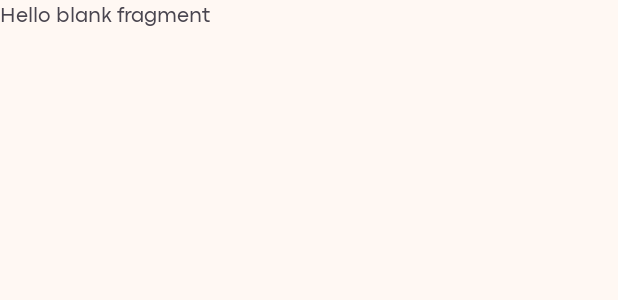
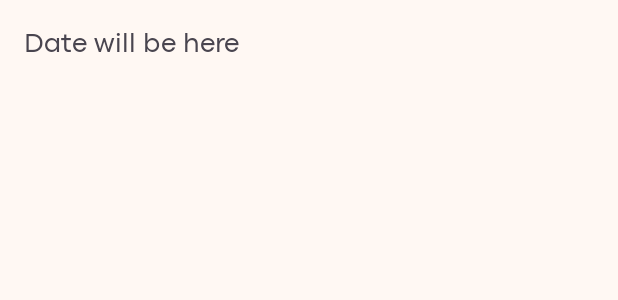
Before and after one commit to mzylfo/Treasure, an Android app: the layout fragment_home_daily.xml on its own in the app's theme, with its tools: preview values and no code run, on a phone screen of 412 x 824 dp. Shown: the top 300 px of the screen. Run offline under Robolectric (Android 15) with nearby library versions, the phone set to English and light mode, and no system bars.

Commit message:
connessione fragment con barra e sincronizzazione data di oggi

```diff
--- a/app/src/main/res/layout/activity_home.xml
+++ b/app/src/main/res/layout/activity_home.xml
@@ -7,7 +7,7 @@
     android:layout_height="match_parent"
     tools:context=".ui.home.HomeActivity">
 
-    <Toolbar
+    <androidx.appcompat.widget.Toolbar
         android:id="@+id/toolbar"
         android:layout_width="match_parent"
         android:layout_height="wrap_content"
@@ -18,7 +18,7 @@
         app:navGraph="@navigation/home_nav_graph"
         android:id="@+id/fragmentContainerView"
         android:layout_width="match_parent"
-        android:layout_height="match_parent"
+        android:layout_height="0dp"
         app:layout_constraintBottom_toTopOf="@id/botton_navigation"
         app:layout_constraintTop_toBottomOf="@+id/toolbar"
         tools:layout_editor_absoluteX="0dp"
--- a/app/src/main/res/layout/fragment_home_daily.xml
+++ b/app/src/main/res/layout/fragment_home_daily.xml
@@ -1,14 +1,13 @@
-<?xml version="1.0" encoding="utf-8"?>
-<FrameLayout xmlns:android="http://schemas.android.com/apk/res/android"
-    xmlns:tools="http://schemas.android.com/tools"
+<LinearLayout xmlns:android="http://schemas.android.com/apk/res/android"
     android:layout_width="match_parent"
     android:layout_height="match_parent"
-    tools:context=".ui.home.fragment.HomeDailyFragment">
+    android:orientation="vertical"
+    android:padding="16dp">
 
-    <!-- TODO: Update blank fragment layout -->
     <TextView
-        android:layout_width="match_parent"
-        android:layout_height="match_parent"
-        android:text="@string/hello_blank_fragment" />
-
-</FrameLayout>
+        android:id="@+id/dateTextView"
+        android:layout_width="wrap_content"
+        android:layout_height="wrap_content"
+        android:text="Date will be here"
+        android:textSize="18sp" />
+</LinearLayout>
```
Also changed, not shown: app/src/main/AndroidManifest.xml (+4 -6 lines), app/src/main/java/com/example/treasure/ui/home/HomeActivity.java (+26 -0 lines), app/src/main/java/com/example/treasure/ui/home/fragment/HomeDailyFragment.java (+23 -4 lines).
